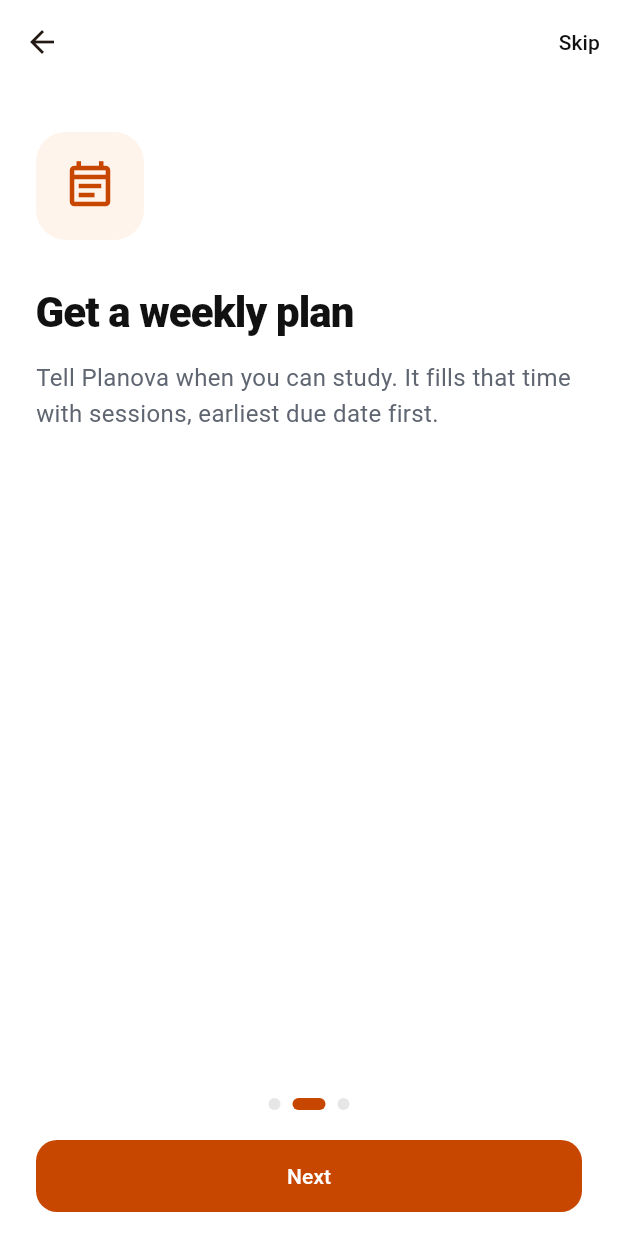
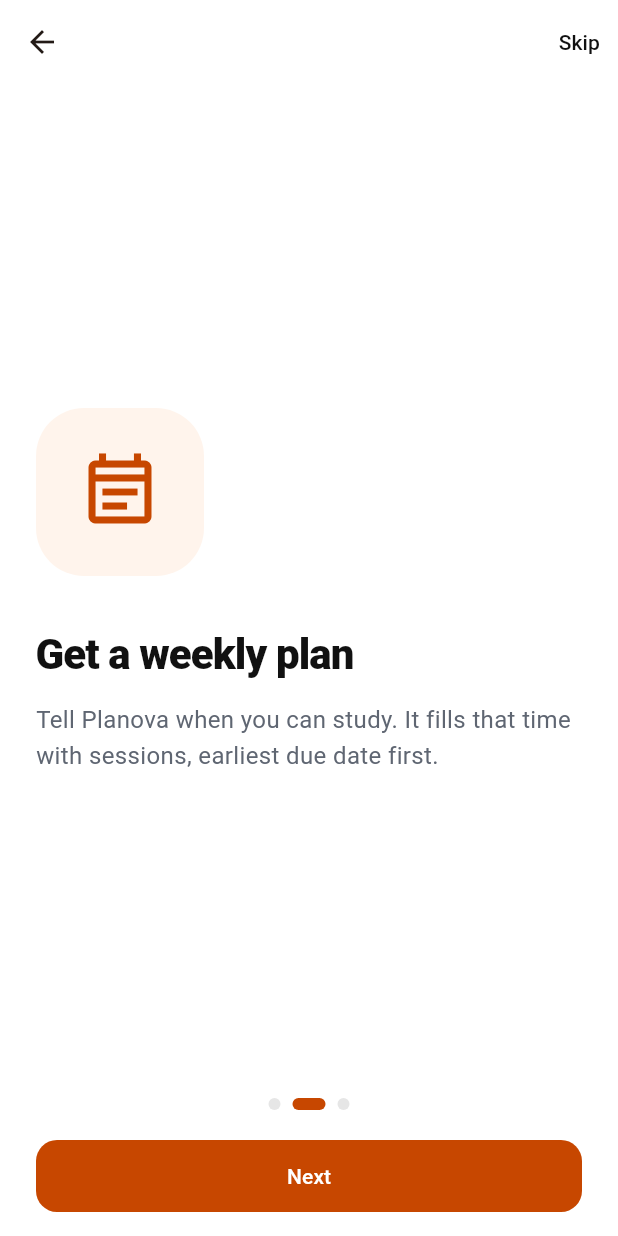
Before and after one commit to Alantan97/planova, a Flutter app: the screen it shows after launch, after a tap on "Continue with Google", after a tap on "Next", on a phone screen of 412 x 824 dp. Run offline on Flutter 3.47's test engine with Material 3 defaults, Android fonts, the phone set to English and light mode, and no system bars; our stand-ins replace file_picker, sembast, sembast_web; missing offline and left inert: pdfrx.

Commit message:
Polish intro cards, counters, course form and wording
- "How Planova works" cards use a large icon with centred content.
- Character counters appear only near the limit (shared helper).
- Adding a course skips the semester picker when only one exists.
- "Record session" replaces "Open session"; Progress says
  "0 of 1 task completed".
- Remove the non-interactive "Make space to reflect" card.

Co-Authored-By: Claude Opus 5.5 <noreply@anthropic.com>

```diff
--- a/lib/core/widgets/session_widgets.dart
+++ b/lib/core/widgets/session_widgets.dart
@@ -146,7 +146,7 @@ class NextSessionCard extends StatelessWidget {
             onPressed: onOpen ?? () => showSessionDetails(context, session),
             iconAlignment: IconAlignment.end,
             icon: const Icon(Icons.arrow_forward_rounded, size: 18),
-            label: Text(onOpen == null ? 'View session' : 'Open session'),
+            label: Text(onOpen == null ? 'View session' : 'Record session'),
           ),
         ),
       ],
--- a/lib/features/availability/screens/time_block_form.dart
+++ b/lib/features/availability/screens/time_block_form.dart
@@ -1,5 +1,6 @@
 import 'package:flutter/material.dart';
 
+import '../../../core/widgets/near_limit_counter.dart';
 import '../../../core/errors/academic_save_error.dart';
 import '../../../core/theme/app_theme.dart';
 import '../../../core/time/date_time_helpers.dart';
@@ -163,6 +164,7 @@ class _TimeBlockFormState extends State<TimeBlockForm> {
                                 'e.g. DES3113 lecture, futsal, cafe shift',
                           ),
                           maxLength: 80,
+                          buildCounter: nearLimitCounter,
                           textCapitalization: TextCapitalization.sentences,
                           validator: (value) => (value ?? '').trim().isEmpty
                               ? 'Enter a name.'
--- a/lib/features/courses/screens/proforma_review_screen.dart
+++ b/lib/features/courses/screens/proforma_review_screen.dart
@@ -1,5 +1,6 @@
 import 'package:flutter/material.dart';
 
+import '../../../core/widgets/near_limit_counter.dart';
 import '../../../core/errors/academic_save_error.dart';
 import '../../../core/theme/app_theme.dart';
 import '../../../core/time/app_clock.dart';
@@ -496,6 +497,7 @@ class _ProformaReviewScreenState extends State<ProformaReviewScreen> {
           controller: _code,
           enabled: !_saving,
           maxLength: 30,
+          buildCounter: nearLimitCounter,
           decoration: const InputDecoration(labelText: 'Course code'),
           onChanged: (_) => setState(() {}),
           validator: _required,
@@ -507,6 +509,7 @@ class _ProformaReviewScreenState extends State<ProformaReviewScreen> {
             controller: _name,
             enabled: !_saving,
             maxLength: 100,
+            buildCounter: nearLimitCounter,
             decoration: const InputDecoration(labelText: 'Course name'),
             validator: _required,
           ),
@@ -798,6 +801,7 @@ class _ProformaReviewScreenState extends State<ProformaReviewScreen> {
                         labelText: 'Task title',
                       ),
                       maxLength: 100,
+                      buildCounter: nearLimitCounter,
                       validator: _required,
                     ),
                     const SizedBox(height: 12),
--- a/lib/features/onboarding/onboarding_flow.dart
+++ b/lib/features/onboarding/onboarding_flow.dart
@@ -1,5 +1,6 @@
 import 'package:flutter/material.dart';
 
+import '../../core/widgets/near_limit_counter.dart';
 import '../../app/app_dependencies.dart';
 import '../../core/errors/academic_save_error.dart';
 import '../../core/theme/app_theme.dart';
@@ -362,6 +363,7 @@ class _OnboardingFlowState extends State<OnboardingFlow> {
         decoration: const InputDecoration(labelText: 'Your name'),
         textCapitalization: TextCapitalization.words,
         maxLength: 40,
+        buildCounter: nearLimitCounter,
         onChanged: (_) => setState(() {}),
       ),
     ],
@@ -641,24 +643,31 @@ class _IntroCardsState extends State<_IntroCards> {
                   onPageChanged: (page) => setState(() => _page = page),
                   children: [
                     for (final (icon, title, body) in _cards)
-                      SingleChildScrollView(
-                        padding: const EdgeInsets.fromLTRB(24, 32, 24, 24),
+                      LayoutBuilder(
+                        builder: (context, box) => SingleChildScrollView(
+                          padding: const EdgeInsets.fromLTRB(24, 24, 24, 24),
+                          child: ConstrainedBox(
+                            constraints: BoxConstraints(
+                              minHeight: box.maxHeight - 48,
+                            ),
                             child: Column(
+                              mainAxisAlignment: MainAxisAlignment.center,
                               crossAxisAlignment: CrossAxisAlignment.start,
                               children: [
                                 Container(
-                              padding: const EdgeInsets.all(18),
+                                  width: 112,
+                                  height: 112,
                                   decoration: BoxDecoration(
                                     color: const Color(0xFFFFF4EC),
-                                borderRadius: BorderRadius.circular(20),
+                                    borderRadius: BorderRadius.circular(32),
                                   ),
                                   child: Icon(
                                     icon,
-                                size: 36,
+                                    size: 56,
                                     color: planovaActionOrange,
                                   ),
                                 ),
-                            const SizedBox(height: 28),
+                                const SizedBox(height: 32),
                                 Text(
                                   title,
                                   style: const TextStyle(
@@ -677,6 +686,8 @@ class _IntroCardsState extends State<_IntroCards> {
                                   ),
                                 ),
                               ],
+                            ),
+                          ),
                         ),
                       ),
                   ],
--- a/lib/features/setup/widgets/setup_steps.dart
+++ b/lib/features/setup/widgets/setup_steps.dart
@@ -1,5 +1,6 @@
 import 'package:flutter/material.dart';
 
+import '../../../core/widgets/near_limit_counter.dart';
 import '../../../core/errors/academic_save_error.dart';
 import '../../../core/theme/app_theme.dart';
 import '../../../core/time/app_clock.dart';
@@ -232,6 +233,7 @@ class SemesterStepState extends State<SemesterStep> {
                       hintText: 'e.g. Semester 1 · 2026/2027',
                     ),
                     maxLength: 100,
+                    buildCounter: nearLimitCounter,
                     textCapitalization: TextCapitalization.words,
                     validator: (value) => (value ?? '').trim().isEmpty
                         ? 'Enter a semester name.'
```
Also changed, not shown: lib/core/widgets/near_limit_counter.dart (added, +25 -0 lines), lib/features/courses/screens/academic_record_form.dart (+14 -2 lines), lib/features/progress/screens/progress_screen.dart (+1 -15 lines), lib/features/tasks/screens/task_form_screen.dart (+4 -15 lines), 1 other file. Lines whose indentation alone changed are shown as unchanged.
